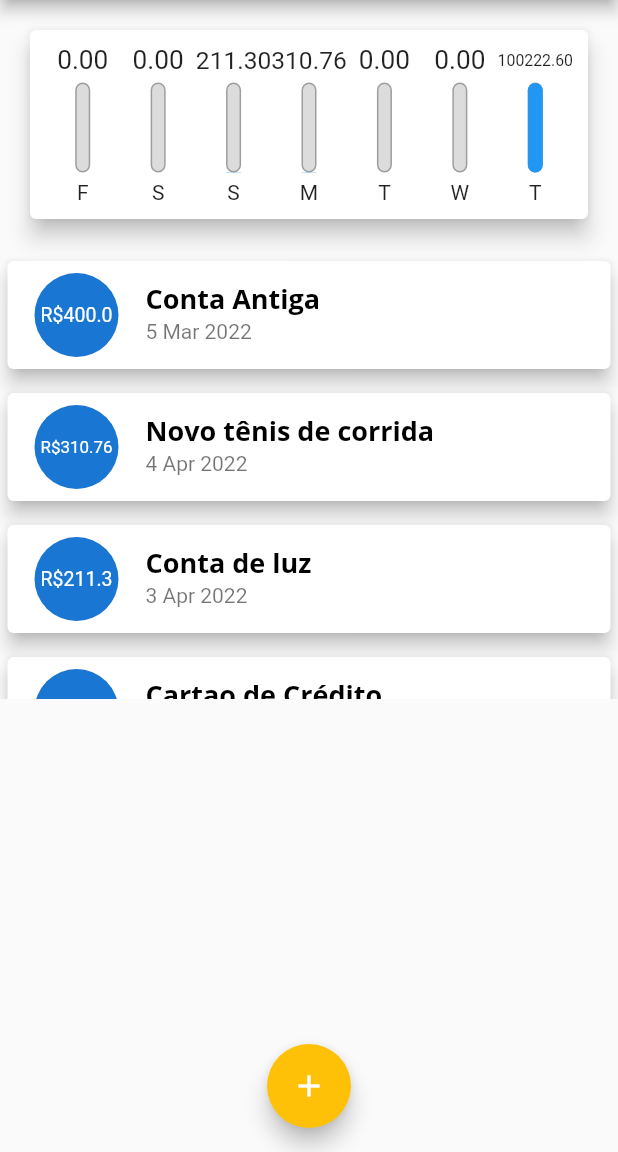
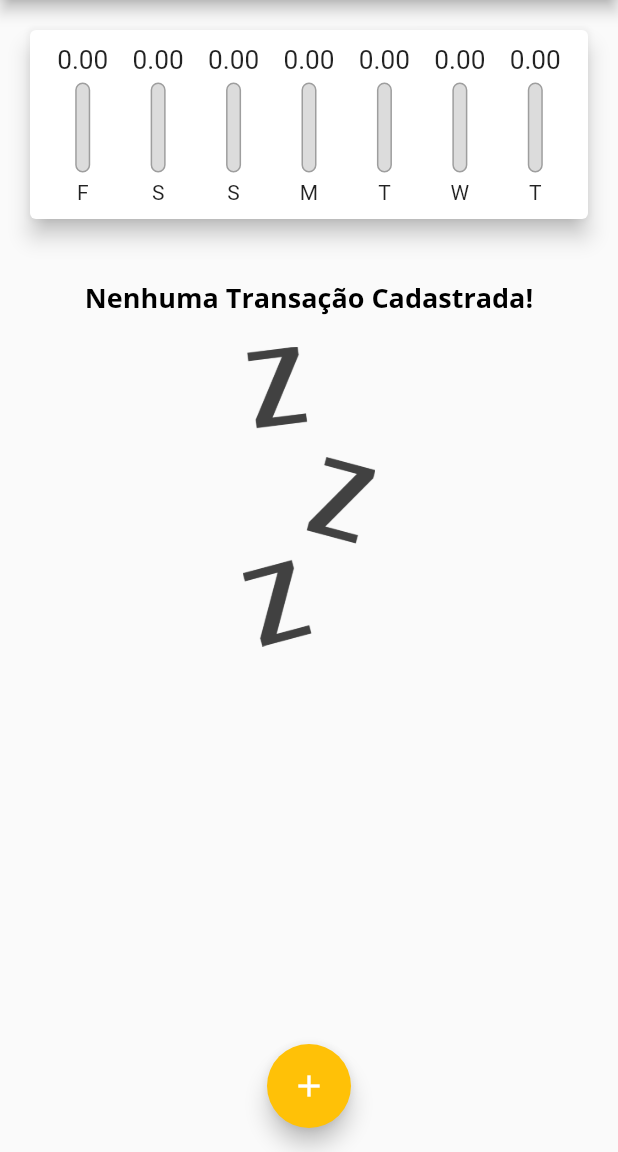
Before and after one commit to Souza83/expenses, a Flutter app: the screen it shows after launch, on a phone screen of 412 x 824 dp, the part 84-1236 px from its top. Run offline on Flutter 3.47's test engine with Material 2 defaults, Android fonts, the phone set to English and light mode, and no system bars.

Commit message:
Transação com Data.

```diff
--- a/lib/components/chart.dart
+++ b/lib/components/chart.dart
@@ -54,7 +54,9 @@ class Chart extends StatelessWidget {
               child: ChartBar(
                 label: tr['day'].toString(),
                 value: (tr['value'] as double),
-                percentage: (tr['value'] as double) / _weekTotalValue,
+                percentage: _weekTotalValue == 0
+                    ? 0
+                    : (tr['value'] as double) / _weekTotalValue,
               ),
             );
           }).toList(),
--- a/lib/components/transaction_form.dart
+++ b/lib/components/transaction_form.dart
@@ -3,7 +3,7 @@ import 'package:intl/intl.dart';
 
 class TransactionForm extends StatefulWidget {
   //Cria Função
-  final void Function(String, double) onSubmit;
+  final void Function(String, double, DateTime) onSubmit;
 
   //Cria Construtor
   TransactionForm(this.onSubmit);
@@ -21,11 +21,11 @@ class _TransactionFormState extends State<TransactionForm> {
     final title = _titleController.text;
     final value = double.tryParse(_valueController.text) ?? 0.0;
 
-    if (title.isEmpty || value <= 0) {
+    if (title.isEmpty || value <= 0 || _selectedDate == null) {
       //Se título em branco ou valor menor igual 0
       return;
     }
-    widget.onSubmit(title, value);
+    widget.onSubmit(title, value, _selectedDate);
   }
 
   //Cria Função privada para exibir calendário p/ selecionar data
--- a/lib/main.dart
+++ b/lib/main.dart
@@ -54,38 +54,7 @@ class MyHomePage extends StatefulWidget {
 }
 
 class _MyHomePageState extends State<MyHomePage> {
-  final List<Transaction> _transactions = [
-    Transaction(
-      id: 't0',
-      title: "Conta Antiga",
-      value: 400.00,
-      date: DateTime.now().subtract(Duration(days: 33)),
-    ),
-    Transaction(
-      id: 't1',
-      title: "Novo tênis de corrida",
-      value: 310.76,
-      date: DateTime.now().subtract(Duration(days: 3)),
-    ),
-    Transaction(
-      id: 't2',
-      title: "Conta de luz",
-      value: 211.30,
-      date: DateTime.now().subtract(Duration(days: 4)),
-    ),
-    Transaction(
-      id: 't3',
-      title: "Cartao de Crédito",
-      value: 100211.30,
-      date: DateTime.now(),
-    ),
-    Transaction(
-      id: 't4',
-      title: "Lanche",
-      value: 11.30,
-      date: DateTime.now(),
-    ),
-  ];
+  final List<Transaction> _transactions = [];
 
   List<Transaction> get _recentTransactions {
     return _transactions.where((tr) {
@@ -95,12 +64,12 @@ class _MyHomePageState extends State<MyHomePage> {
     }).toList();
   }
 
-  _addTransaction(String title, double value) {
+  _addTransaction(String title, double value, DateTime date) {
     final newTransaction = Transaction(
       id: Random().nextDouble().toString(),
       title: title,
       value: value,
-      date: DateTime.now(),
+      date: date,
     );
 
     setState(() {
```
